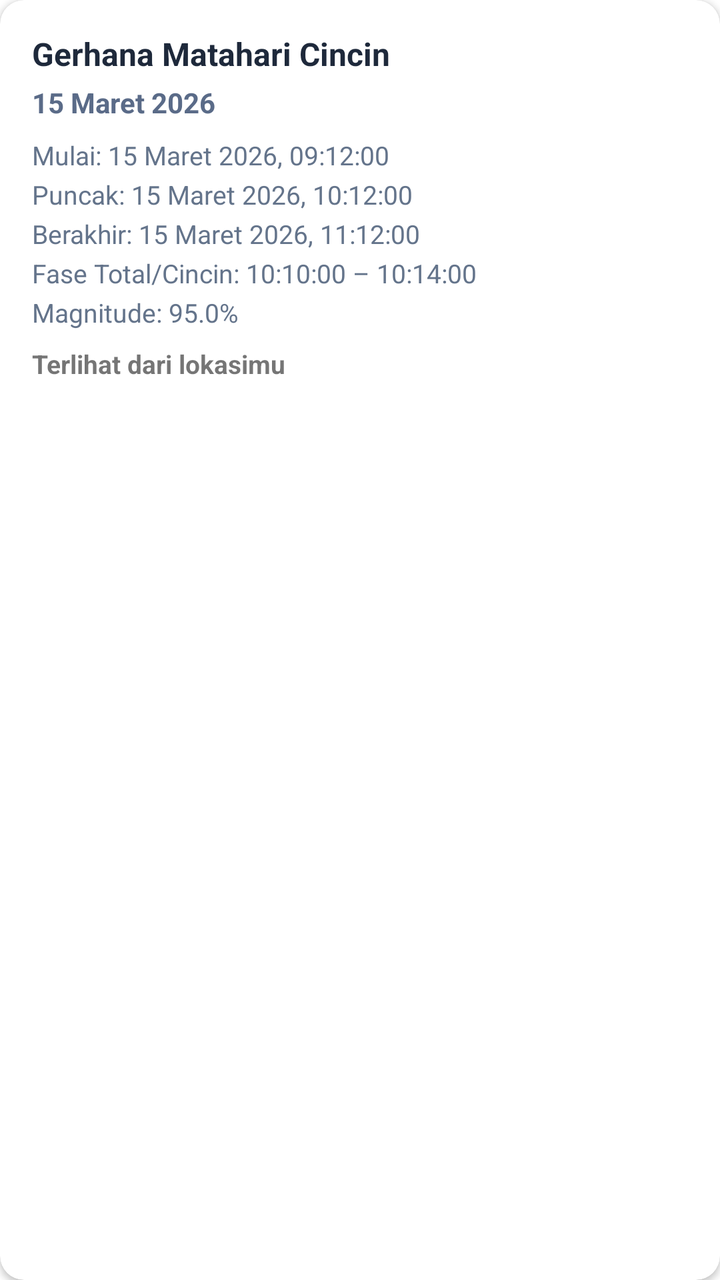
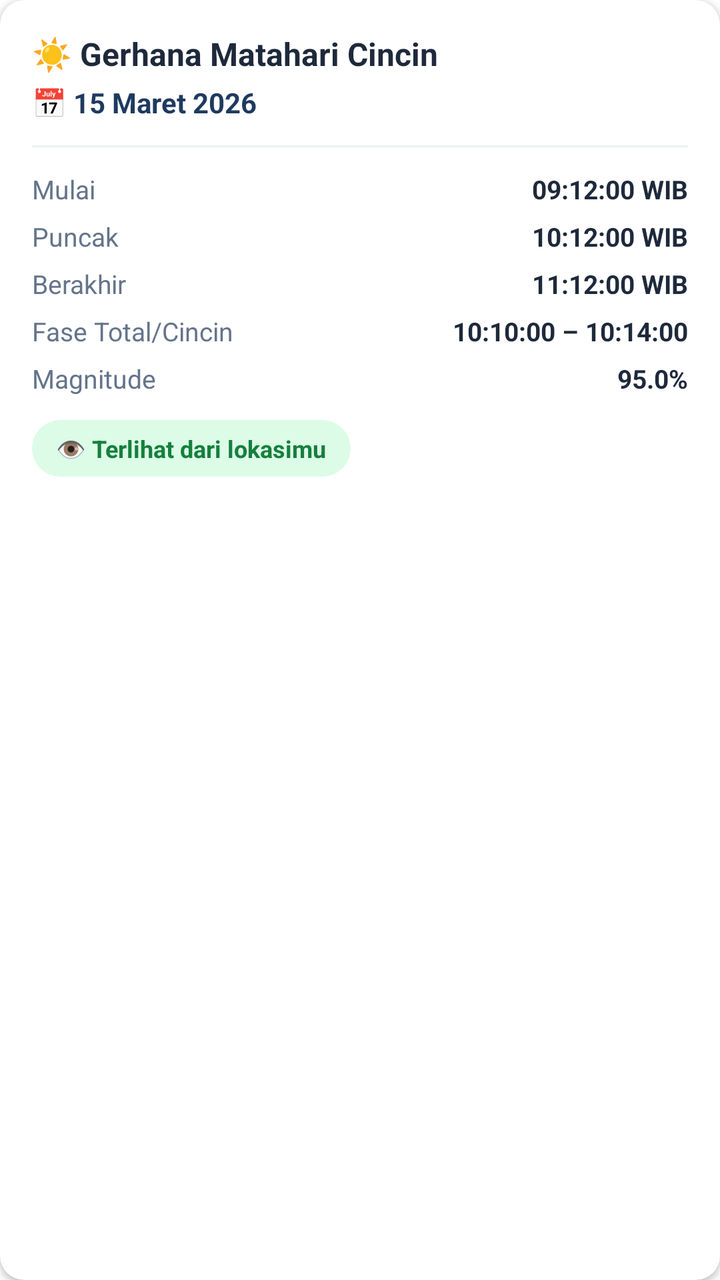

Before-and-after screenshots of an Android layout around one commit, followed by the original layout XML and the change that was made.
<!-- AndroidManifest.xml: application theme AppTheme -->
<!-- res/layout/item_gerhana_matahari.xml -->
<?xml version="1.0" encoding="utf-8"?>
<androidx.cardview.widget.CardView xmlns:android="http://schemas.android.com/apk/res/android"
    xmlns:app="http://schemas.android.com/apk/res-auto"
    android:layout_width="match_parent"
    android:layout_height="wrap_content"
    android:layout_marginBottom="12dp"
    app:cardBackgroundColor="@color/card_white"
    app:cardCornerRadius="12dp"
    app:cardElevation="2dp">

    <LinearLayout
        android:layout_width="match_parent"
        android:layout_height="wrap_content"
        android:orientation="vertical"
        android:padding="16dp">

        <TextView
            android:id="@+id/tvTitle"
            android:layout_width="wrap_content"
            android:layout_height="wrap_content"
            android:text="Gerhana Matahari Cincin"
            android:textColor="@color/text_primary"
            android:textSize="16sp"
            android:textStyle="bold" />

        <TextView
            android:id="@+id/tvDate"
            android:layout_width="wrap_content"
            android:layout_height="wrap_content"
            android:layout_marginTop="4dp"
            android:text="15 Maret 2026"
            android:textColor="@color/header_start"
            android:textSize="14sp"
            android:textStyle="bold" />

        <TextView
            android:id="@+id/tvPartialBegin"
            android:layout_width="wrap_content"
            android:layout_height="wrap_content"
            android:layout_marginTop="8dp"
            android:text="Mulai: 15 Maret 2026, 09:12:00"
            android:textColor="@color/text_secondary"
            android:textSize="13sp" />

        <TextView
            android:id="@+id/tvPeakTime"
            android:layout_width="wrap_content"
            android:layout_height="wrap_content"
            android:layout_marginTop="2dp"
            android:text="Puncak: 15 Maret 2026, 10:12:00"
            android:textColor="@color/text_secondary"
            android:textSize="13sp" />

        <TextView
            android:id="@+id/tvPartialEnd"
            android:layout_width="wrap_content"
            android:layout_height="wrap_content"
            android:layout_marginTop="2dp"
            android:text="Berakhir: 15 Maret 2026, 11:12:00"
            android:textColor="@color/text_secondary"
            android:textSize="13sp" />

        <TextView
            android:id="@+id/tvTotalRange"
            android:layout_width="wrap_content"
            android:layout_height="wrap_content"
            android:layout_marginTop="2dp"
            android:text="Fase Total/Cincin: 10:10:00 – 10:14:00"
            android:textColor="@color/text_secondary"
            android:textSize="13sp" />

        <TextView
            android:id="@+id/tvMagnitude"
            android:layout_width="wrap_content"
            android:layout_height="wrap_content"
            android:layout_marginTop="2dp"
            android:text="Magnitude: 95.0%"
            android:textColor="@color/text_secondary"
            android:textSize="13sp" />

        <TextView
            android:id="@+id/tvVisibility"
            android:layout_width="wrap_content"
            android:layout_height="wrap_content"
            android:layout_marginTop="8dp"
            android:text="Terlihat dari lokasimu"
            android:textSize="13sp"
            android:textStyle="bold" />

    </LinearLayout>
</androidx.cardview.widget.CardView>
<!-- resources referenced by this layout -->
<resources>
  <color name="card_white">#FFFFFF</color>
  <color name="header_start">#5A6B88</color>
  <color name="text_primary">#1E293B</color>
  <color name="text_secondary">#64748B</color>
  <style name="AppTheme" parent="Theme.AlKaukaba">
          <item name="android:windowDrawsSystemBarBackgrounds" tools:targetApi="lollipop">true</item>
      </style>
  <style name="Theme.AlKaukaba" parent="Theme.MaterialComponents.DayNight.NoActionBar">
          
          <item name="colorPrimary">@color/purple_500</item>
          <item name="colorPrimaryVariant">@color/transparent</item>
          <item name="colorOnPrimary">@color/white</item>
          
          <item name="colorSecondary">@color/teal_200</item>
          <item name="colorSecondaryVariant">@color/teal_700</item>
          <item name="colorOnSecondary">@color/black</item>
          
          <item name="android:statusBarColor" tools:targetApi="l">?attr/colorPrimaryVariant</item>
          
          <item name="bottomSheetDialogTheme">@style/ThemeOverlay.AlKaukaba.BottomSheetDialog</item>
      </style>
  <color name="purple_500">#FF6200EE</color>
  <color name="transparent">#00FFFFFF</color>
  <color name="white">#FFFFFFFF</color>
  <color name="teal_200">#FF03DAC5</color>
  <color name="teal_700">#FF018786</color>
  <color name="black">#FF000000</color>
  <style name="ThemeOverlay.AlKaukaba.BottomSheetDialog" parent="ThemeOverlay.MaterialComponents.BottomSheetDialog">
          <item name="bottomSheetStyle">@style/Widget.AlKaukaba.BottomSheet.Modal</item>
      </style>
  <style name="Widget.AlKaukaba.BottomSheet.Modal" parent="Widget.MaterialComponents.BottomSheet.Modal">
          <item name="shapeAppearanceOverlay">@style/ShapeAppearance.AlKaukaba.BottomSheet</item>
      </style>
  <style name="ShapeAppearance.AlKaukaba.BottomSheet" parent="">
          <item name="cornerFamily">rounded</item>
          <item name="cornerSizeTopLeft">16dp</item>
          <item name="cornerSizeTopRight">16dp</item>
          <item name="cornerSizeBottomLeft">0dp</item>
          <item name="cornerSizeBottomRight">0dp</item>
      </style>
</resources>

<!-- the commit's change to res/layout/item_gerhana_matahari.xml (unified diff, before → after) -->
@@ -18,7 +18,7 @@
             android:id="@+id/tvTitle"
             android:layout_width="wrap_content"
             android:layout_height="wrap_content"
-            android:text="Gerhana Matahari Cincin"
+            android:text="☀️ Gerhana Matahari Cincin"
             android:textColor="@color/text_primary"
             android:textSize="16sp"
             android:textStyle="bold" />
@@ -28,63 +28,149 @@
             android:layout_width="wrap_content"
             android:layout_height="wrap_content"
             android:layout_marginTop="4dp"
-            android:text="15 Maret 2026"
-            android:textColor="@color/header_start"
+            android:text="📅 15 Maret 2026"
+            android:textColor="@color/navy_dongker"
             android:textSize="14sp"
             android:textStyle="bold" />
 
-        <TextView
-            android:id="@+id/tvPartialBegin"
-            android:layout_width="wrap_content"
+        <View
+            android:layout_width="match_parent"
+            android:layout_height="1dp"
+            android:layout_marginTop="12dp"
+            android:background="@color/divider_soft" />
+
+        <LinearLayout
+            android:layout_width="match_parent"
             android:layout_height="wrap_content"
-            android:layout_marginTop="8dp"
-            android:text="Mulai: 15 Maret 2026, 09:12:00"
-            android:textColor="@color/text_secondary"
-            android:textSize="13sp" />
+            android:layout_marginTop="12dp"
+            android:orientation="horizontal">
 
-        <TextView
-            android:id="@+id/tvPeakTime"
-            android:layout_width="wrap_content"
+            <TextView
+                android:layout_width="0dp"
+                android:layout_height="wrap_content"
+                android:layout_weight="1"
+                android:text="Mulai"
+                android:textColor="@color/text_secondary"
+                android:textSize="13sp" />
+
+            <TextView
+                android:id="@+id/tvPartialBegin"
+                android:layout_width="wrap_content"
+                android:layout_height="wrap_content"
+                android:text="09:12:00 WIB"
+                android:textColor="@color/text_primary"
+                android:textSize="13sp"
+                android:textStyle="bold" />
+        </LinearLayout>
+
+        <LinearLayout
+            android:layout_width="match_parent"
             android:layout_height="wrap_content"
-            android:layout_marginTop="2dp"
-            android:text="Puncak: 15 Maret 2026, 10:12:00"
-            android:textColor="@color/text_secondary"
-            android:textSize="13sp" />
+            android:layout_marginTop="6dp"
+            android:orientation="horizontal">
 
-        <TextView
-            android:id="@+id/tvPartialEnd"
-            android:layout_width="wrap_content"
+            <TextView
+                android:layout_width="0dp"
+                android:layout_height="wrap_content"
+                android:layout_weight="1"
+                android:text="Puncak"
+                android:textColor="@color/text_secondary"
+                android:textSize="13sp" />
+
+            <TextView
+                android:id="@+id/tvPeakTime"
+                android:layout_width="wrap_content"
+                android:layout_height="wrap_content"
+                android:text="10:12:00 WIB"
+                android:textColor="@color/text_primary"
+                android:textSize="13sp"
+                android:textStyle="bold" />
+        </LinearLayout>
+
+        <LinearLayout
+            android:layout_width="match_parent"
             android:layout_height="wrap_content"
-            android:layout_marginTop="2dp"
-            android:text="Berakhir: 15 Maret 2026, 11:12:00"
-            android:textColor="@color/text_secondary"
-            android:textSize="13sp" />
+            android:layout_marginTop="6dp"
+            android:orientation="horizontal">
 
-        <TextView
-            android:id="@+id/tvTotalRange"
-            android:layout_width="wrap_content"
+            <TextView
+                android:layout_width="0dp"
+                android:layout_height="wrap_content"
+                android:layout_weight="1"
+                android:text="Berakhir"
+                android:textColor="@color/text_secondary"
+                android:textSize="13sp" />
+
+            <TextView
+                android:id="@+id/tvPartialEnd"
+                android:layout_width="wrap_content"
+                android:layout_height="wrap_content"
+                android:text="11:12:00 WIB"
+                android:textColor="@color/text_primary"
+                android:textSize="13sp"
+                android:textStyle="bold" />
+        </LinearLayout>
+
+        <LinearLayout
+            android:id="@+id/rowTotalRange"
+            android:layout_width="match_parent"
             android:layout_height="wrap_content"
-            android:layout_marginTop="2dp"
-            android:text="Fase Total/Cincin: 10:10:00 – 10:14:00"
-            android:textColor="@color/text_secondary"
-            android:textSize="13sp" />
+            android:layout_marginTop="6dp"
+            android:orientation="horizontal">
 
-        <TextView
-            android:id="@+id/tvMagnitude"
-            android:layout_width="wrap_content"
+            <TextView
+                android:layout_width="0dp"
+                android:layout_height="wrap_content"
+                android:layout_weight="1"
+                android:text="Fase Total/Cincin"
+                android:textColor="@color/text_secondary"
+                android:textSize="13sp" />
+
+            <TextView
+                android:id="@+id/tvTotalRange"
+                android:layout_width="wrap_content"
+                android:layout_height="wrap_content"
+                android:text="10:10:00 – 10:14:00"
+                android:textColor="@color/text_primary"
+                android:textSize="13sp"
+                android:textStyle="bold" />
+        </LinearLayout>
+
+        <LinearLayout
+            android:layout_width="match_parent"
             android:layout_height="wrap_content"
-            android:layout_marginTop="2dp"
-            android:text="Magnitude: 95.0%"
-            android:textColor="@color/text_secondary"
-            android:textSize="13sp" />
+            android:layout_marginTop="6dp"
+            android:orientation="horizontal">
+
+            <TextView
+                android:layout_width="0dp"
+                android:layout_height="wrap_content"
+                android:layout_weight="1"
+                android:text="Magnitude"
+                android:textColor="@color/text_secondary"
+                android:textSize="13sp" />
+
+            <TextView
+                android:id="@+id/tvMagnitude"
+                android:layout_width="wrap_content"
+                android:layout_height="wrap_content"
+                android:text="95.0%"
+                android:textColor="@color/text_primary"
+                android:textSize="13sp"
+                android:textStyle="bold" />
+        </LinearLayout>
 
         <TextView
             android:id="@+id/tvVisibility"
             android:layout_width="wrap_content"
             android:layout_height="wrap_content"
-            android:layout_marginTop="8dp"
-            android:text="Terlihat dari lokasimu"
-            android:textSize="13sp"
+            android:layout_marginTop="12dp"
+            android:background="@drawable/bg_pill_green"
+            android:paddingHorizontal="12dp"
+            android:paddingVertical="6dp"
+            android:text="👁️ Terlihat dari lokasimu"
+            android:textColor="@color/pill_green_text"
+            android:textSize="12sp"
             android:textStyle="bold" />
 
     </LinearLayout>
<!-- resource entries referenced after the edit -->
@@ -1,12 +1,21 @@
 <!-- resources referenced by this layout -->
 <resources>
   <color name="card_white">#FFFFFF</color>
-  <color name="header_start">#5A6B88</color>
+  <color name="divider_soft">#EEF1F4</color>
+  <color name="navy_dongker">#1E3A5F</color>
+  <color name="pill_green_text">#15803D</color>
   <color name="text_primary">#1E293B</color>
   <color name="text_secondary">#64748B</color>
+  <!-- drawable bg_pill_green (drawable) -->
+  <?xml version="1.0" encoding="utf-8"?>
+  <shape xmlns:android="http://schemas.android.com/apk/res/android">
+      <solid android:color="@color/pill_green_bg"/>
+      <corners android:radius="999dp"/>
+  </shape>
   <style name="AppTheme" parent="Theme.AlKaukaba">
           <item name="android:windowDrawsSystemBarBackgrounds" tools:targetApi="lollipop">true</item>
       </style>
+  <color name="pill_green_bg">#DCFCE7</color>
   <style name="Theme.AlKaukaba" parent="Theme.MaterialComponents.DayNight.NoActionBar">
           
           <item name="colorPrimary">@color/purple_500</item>
